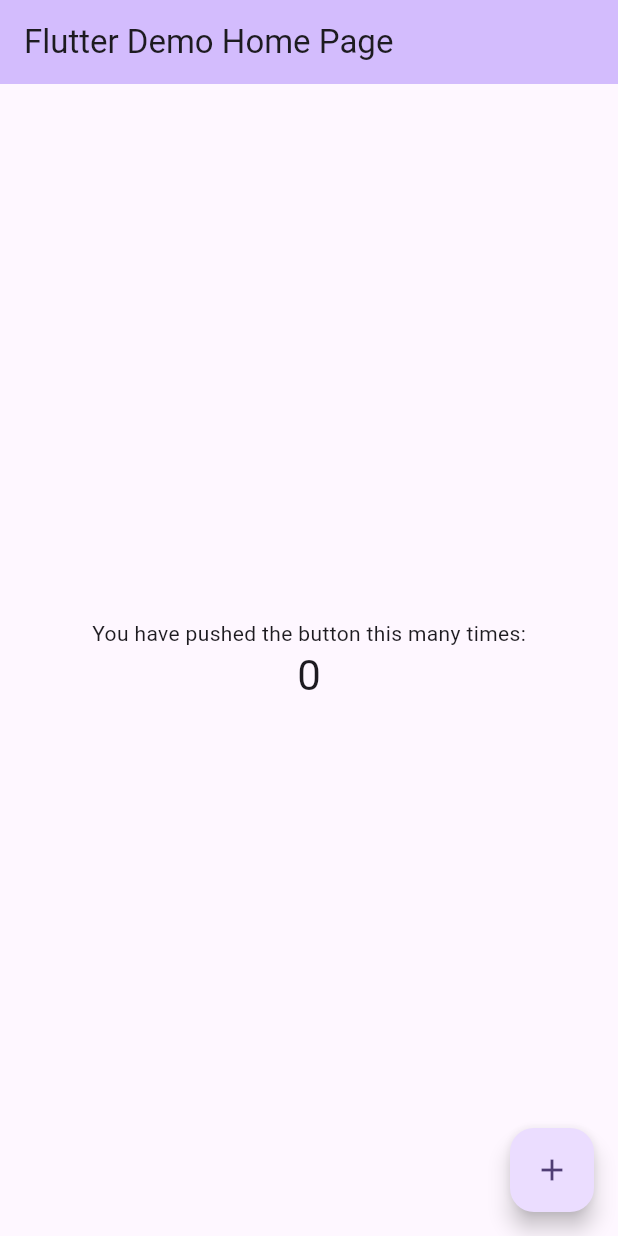
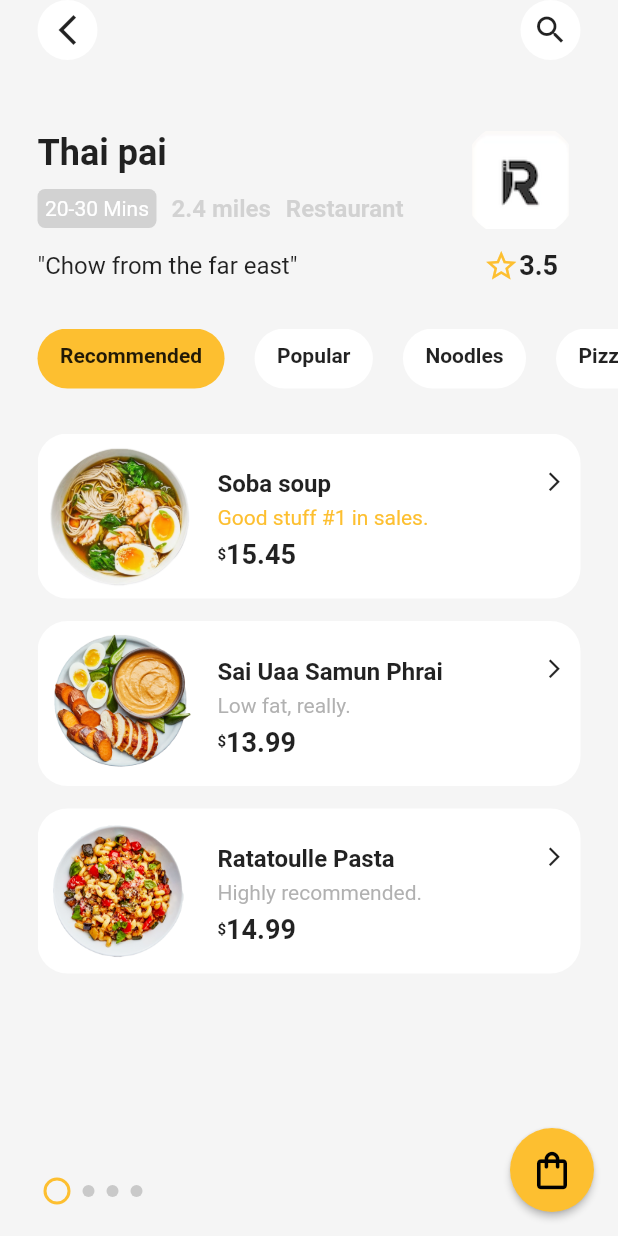
Before and after one commit to ronhjorth/chow_hound_app, a Flutter app: the screen it shows after launch, on a phone screen of 412 x 824 dp. Run offline on Flutter 3.47's test engine with Material 2 defaults, Android fonts, the light colour scheme and no system bars; drawn by our look-alikes of smooth_page_indicator.

Commit message:
Getting models, views into place

```diff
--- /dev/null
+++ b/lib/constants/colors.dart
@@ -0,0 +1,4 @@
+import 'package:flutter/material.dart';
+
+const Color kBackground = Color(0xFFF5F5F5);
+const Color kPrimaryColor = Color(0xFFFDBF30);
--- a/lib/main.dart
+++ b/lib/main.dart
@@ -1,4 +1,6 @@
 import 'package:flutter/material.dart';
+import 'package:flutter/services.dart';
+import 'package:chow_hound_app/views/home/home.dart';
 
 void main() {
   runApp(const MyApp());
@@ -10,116 +12,13 @@ class MyApp extends StatelessWidget {
   // This widget is the root of your application.
   @override
   Widget build(BuildContext context) {
-    return MaterialApp(
-      title: 'Flutter Demo',
-      theme: ThemeData(
-        // This is the theme of your application.
-        //
-        // TRY THIS: Try running your application with "flutter run". You'll see
-        // the application has a blue toolbar. Then, without quitting the app,
-        // try changing the seedColor in the colorScheme below to Colors.green
-        // and then invoke "hot reload" (save your changes or press the "hot
-        // reload" button in a Flutter-supported IDE, or press "r" if you used
-        // the command line to start the app).
-        //
-        // Notice that the counter didn't reset back to zero; the application
-        // state is not lost during the reload. To reset the state, use hot
-        // restart instead.
-        //
-        // This works for code too, not just values: Most code changes can be
-        // tested with just a hot reload.
-        colorScheme: ColorScheme.fromSeed(seedColor: Colors.deepPurple),
-        useMaterial3: true,
-      ),
-      home: const MyHomePage(title: 'Flutter Demo Home Page'),
+    SystemChrome.setSystemUIOverlayStyle(const SystemUiOverlayStyle(
+      statusBarColor: Colors.transparent,
+    ));
+    return const MaterialApp(
+      debugShowCheckedModeBanner: false,
+      title: 'Food Delivery App',
+      home: HomePage(),
     );
   }
 }
-
-class MyHomePage extends StatefulWidget {
-  const MyHomePage({super.key, required this.title});
-
-  // This widget is the home page of your application. It is stateful, meaning
-  // that it has a State object (defined below) that contains fields that affect
-  // how it looks.
-
-  // This class is the configuration for the state. It holds the values (in this
-  // case the title) provided by the parent (in this case the App widget) and
-  // used by the build method of the State. Fields in a Widget subclass are
-  // always marked "final".
-
-  final String title;
-
-  @override
-  State<MyHomePage> createState() => _MyHomePageState();
-}
-
-class _MyHomePageState extends State<MyHomePage> {
-  int _counter = 0;
-
-  void _incrementCounter() {
-    setState(() {
-      // This call to setState tells the Flutter framework that something has
-      // changed in this State, which causes it to rerun the build method below
-      // so that the display can reflect the updated values. If we changed
-      // _counter without calling setState(), then the build method would not be
-      // called again, and so nothing would appear to happen.
-      _counter++;
-    });
-  }
-
-  @override
-  Widget build(BuildContext context) {
-    // This method is rerun every time setState is called, for instance as done
-    // by the _incrementCounter method above.
-    //
-    // The Flutter framework has been optimized to make rerunning build methods
-    // fast, so that you can just rebuild anything that needs updating rather
-    // than having to individually change instances of widgets.
-    return Scaffold(
-      appBar: AppBar(
-        // TRY THIS: Try changing the color here to a specific color (to
-        // Colors.amber, perhaps?) and trigger a hot reload to see the AppBar
-        // change color while the other colors stay the same.
-        backgroundColor: Theme.of(context).colorScheme.inversePrimary,
-        // Here we take the value from the MyHomePage object that was created by
-        // the App.build method, and use it to set our appbar title.
-        title: Text(widget.title),
-      ),
-      body: Center(
-        // Center is a layout widget. It takes a single child and positions it
-        // in the middle of the parent.
-        child: Column(
-          // Column is also a layout widget. It takes a list of children and
-          // arranges them vertically. By default, it sizes itself to fit its
-          // children horizontally, and tries to be as tall as its parent.
-          //
-          // Column has various properties to control how it sizes itself and
-          // how it positions its children. Here we use mainAxisAlignment to
-          // center the children vertically; the main axis here is the vertical
-          // axis because Columns are vertical (the cross axis would be
-          // horizontal).
-          //
-          // TRY THIS: Invoke "debug painting" (choose the "Toggle Debug Paint"
-          // action in the IDE, or press "p" in the console), to see the
-          // wireframe for each widget.
-          mainAxisAlignment: MainAxisAlignment.center,
-          children: <Widget>[
-            const Text(
-              'You have pushed the button this many times:',
-            ),
-            Text(
-              '$_counter',
-              style: Theme.of(context).textTheme.headlineMedium,
-            ),
-          ],
-        ),
-      ),
-      floatingActionButton: FloatingActionButton(
-        onPressed: _incrementCounter,
-        tooltip: 'Increment',
-        child: const Icon(Icons.add),
-      ), // This trailing comma makes auto-formatting nicer for build methods.
-    );
-  }
-}
--- /dev/null
+++ b/lib/models/food.dart
@@ -0,0 +1,107 @@
+class Food {
+  String imgURL;
+  String description;
+  String name;
+  String waitTime;
+  num score;
+  num price;
+  String calories;
+  num quantity;
+  List<Map<String, String>> ingredients;
+  String about;
+  bool highlight;
+
+  Food(this.imgURL, this.description, this.name, this.waitTime, this.score,
+      this.price, this.calories, this.quantity, this.ingredients, this.about,
+      {this.highlight = false});
+
+  static List<Food> generateRecommendedFood() {
+    return [
+      Food(
+          'assets/images/dish1.png',
+          'Good stuff #1 in sales.',
+          'Soba soup',
+          '50 mins',
+          1,
+          15.45,
+          '1200',
+          2,
+          [
+            //List of ingredeance
+            {'Eggs': 'assets/images/ingre3.png'},
+            {'Scallion': 'assets/images/ingre4.png'},
+          ],
+          'Simpley Put, roman noodles.',
+          highlight: true),
+      Food(
+          'assets/images/dish2.png', //ImgUrl
+          'Low fat, really.', //desc
+          'Sai Uaa Samun Phrai', //name
+          '30 mins', //waitTime
+          4.8, //score
+          13.99, //price
+          '1200 cals', //calories
+          1, //quantity
+          [
+            //List of ingredeance
+            {'Eggs': 'assets/images/ingre3.png'},
+            {'Scallion': 'assets/images/ingre4.png'},
+          ],
+          'Simpley Put, roman noodles.', //About
+          highlight: false),
+      Food(
+          'assets/images/dish3.png', //ImgUrl
+          'Highly recommended.', //desc
+          'Ratatoulle Pasta', //name
+          '20 mins', //waitTime
+          4.8, //score
+          14.99, //price
+          '1500 cals', //calories
+          1, //quantity
+          [
+            //List of ingredeance
+            {'Eggs': 'assets/images/ingre3.png'},
+            {'Scallion': 'assets/images/ingre4.png'},
+          ],
+          'Simpley Put, roman noodles.', //About
+          highlight: false),
+    ];
+  }
+
+  static List<Food> generatePopularFoods() {
+    return [
+      Food(
+          'assets/images/dish3.png',
+          'Good stuff #1 in sales.',
+          'Soba soup',
+          '50 mins',
+          1,
+          15.45,
+          '1200',
+          2,
+          [
+            //List of ingredeance
+            {'Eggs': 'assets/images/ingre3.png'},
+            {'Scallion': 'assets/images/ingre4.png'},
+          ],
+          'Simpley Put, roman noodles.',
+          highlight: true),
+      Food(
+          'assets/images/dish4.png', //ImgUrl
+          'Low fat, really.', //desc
+          'Sai Uaa Samun Phrai', //name
+          '30 mins', //waitTime
+          4.8, //score
+          13.99, //price
+          '1200 cals', //calories
+          1, //quantity
+          [
+            //List of ingredeance
+            {'Eggs': 'assets/images/ingre3.png'},
+            {'Scallion': 'assets/images/ingre4.png'},
+          ],
+          'Simpley Put, roman noodles.', //About
+          highlight: true),
+    ];
+  }
+}
--- /dev/null
+++ b/lib/models/restaurant.dart
@@ -0,0 +1,25 @@
+import 'food.dart';
+
+class Restaurant {
+  String name;
+  String waitTime;
+  String distance;
+  String label;
+  String logoUrl;
+  String description;
+  num score;
+  Map<String, List<Food>> menu;
+
+  Restaurant(this.name, this.waitTime, this.distance, this.label, this.logoUrl,
+      this.description, this.score, this.menu);
+
+  static Restaurant generateRestaurant() {
+    return Restaurant('Thai pai', '20-30 Mins', '2.4 miles', 'Restaurant',
+        'assets/images/res_logo.png', 'Chow from the far east', 3.5, {
+      'Recommended': Food.generateRecommendedFood(),
+      'Popular': Food.generatePopularFoods(),
+      'Noodles': [],
+      'Pizza': [],
+    });
+  }
+}
--- /dev/null
+++ b/lib/views/home/home.dart
@@ -0,0 +1,89 @@
+import 'package:flutter/material.dart';
+import 'package:smooth_page_indicator/smooth_page_indicator.dart';
+import 'package:chow_hound_app/models/restaurant.dart';
+import 'package:chow_hound_app/views/home/widget/food_list.dart';
+import 'package:chow_hound_app/views/home/widget/food_list_view.dart';
+import '../../constants/colors.dart';
+import '../../widgets/custom_app_bar.dart';
+import 'widget/restaurant_info.dart';
+
+class HomePage extends StatefulWidget {
+  const HomePage({super.key});
+  @override
+  HomePageState createState() => HomePageState();
+}
+
+class HomePageState extends State<HomePage> {
+  var selected = 0;
+  final pageController = PageController();
+  final restaurant = Restaurant.generateRestaurant();
+
+  @override
+  Widget build(BuildContext context) {
+    return Scaffold(
+      backgroundColor: kBackground,
+      body: Column(
+        crossAxisAlignment: CrossAxisAlignment.start,
+        children: [
+          const CustomAppBar(
+            Icons.arrow_back_ios_new_outlined,
+            Icons.search_outlined,
+          ),
+          RestaurantInfo(),
+          FoodList(selected, (int index) {
+            setState(() {
+              selected = index;
+            });
+            pageController.jumpToPage(index);
+          }, restaurant),
+          Expanded(
+            child: FoodListView(
+              selected,
+              (int index) {
+                setState(() {
+                  selected = index;
+                });
+              },
+              pageController,
+              restaurant,
+            ),
+          ),
+          Container(
+              padding: const EdgeInsets.symmetric(horizontal: 25),
+              height: 60,
+              child: SmoothPageIndicator(
+                controller: pageController,
+                count: restaurant.menu.length,
+                effect: CustomizableEffect(
+                    dotDecoration: DotDecoration(
+                      width: 8,
+                      height: 8,
+                      color: Colors.grey.withOpacity(0.5),
+                      borderRadius: BorderRadius.circular(8),
+                    ),
+                    activeDotDecoration: DotDecoration(
+                        width: 10,
+                        height: 10,
+                        color: kBackground,
+                        borderRadius: BorderRadius.circular(10),
+                        dotBorder: const DotBorder(
+                          color: kPrimaryColor,
+                          padding: 2,
+                          width: 2,
+                        ))),
+                onDotClicked: (index) => pageController.jumpToPage(index),
+              ))
+        ],
+      ),
+      floatingActionButton: FloatingActionButton(
+          onPressed: () {},
+          backgroundColor: kPrimaryColor,
+          elevation: 2,
+          child: const Icon(
+            Icons.shopping_bag_outlined,
+            color: Colors.black,
+            size: 30,
+          )),
+    );
+  }
+}
--- /dev/null
+++ b/lib/views/home/widget/food_item.dart
@@ -0,0 +1,84 @@
+import 'package:flutter/material.dart';
+import 'package:chow_hound_app/constants/colors.dart';
+import '../../../models/food.dart';
+
+class FoodItem extends StatelessWidget {
+  final Food food;
+  const FoodItem(this.food, {super.key});
+
+  @override
+  Widget build(BuildContext context) {
+    return Container(
+      height: 110,
+      decoration: BoxDecoration(
+          color: Colors.white, borderRadius: BorderRadius.circular(20)),
+      child: Row(children: [
+        Container(
+          padding: const EdgeInsets.all(5),
+          width: 110,
+          height: 110,
+          child: Image.asset(
+            food.imgURL,
+            fit: BoxFit.fitHeight,
+          ),
+        ),
+        Expanded(
+            child: Container(
+                padding: const EdgeInsets.only(
+                  top: 20,
+                  left: 10,
+                  right: 10,
+                ),
+                child: Column(
+                  crossAxisAlignment: CrossAxisAlignment.start,
+                  children: [
+                    Row(
+                      mainAxisAlignment: MainAxisAlignment.spaceBetween,
+                      children: [
+                        Text(
+                          food.name,
+                          style: const TextStyle(
+                            fontSize: 16,
+                            fontWeight: FontWeight.bold,
+                            height: 1.5,
+                          ),
+                        ),
+                        const Icon(
+                          Icons.arrow_forward_ios_outlined,
+                          size: 15,
+                        )
+                      ],
+                    ),
+                    Text(
+                      food.description,
+                      style: TextStyle(
+                          color: food.highlight
+                              ? kPrimaryColor
+                              : Colors.grey.withOpacity(0.8),
+                          height: 1.5),
+                    ),
+                    const SizedBox(
+                      height: 5,
+                    ),
+                    Row(children: [
+                      const Text(
+                        '\$',
+                        style: TextStyle(
+                          fontSize: 10,
+                          fontWeight: FontWeight.bold,
+                        ),
+                      ),
+                      Text(
+                        '${food.price}',
+                        style: const TextStyle(
+                          fontSize: 18,
+                          fontWeight: FontWeight.bold,
+                        ),
+                      )
+                    ])
+                  ],
+                )))
+      ]),
+    );
+  }
+}
--- /dev/null
+++ b/lib/views/home/widget/food_list.dart
@@ -0,0 +1,41 @@
+import 'package:flutter/material.dart';
+import 'package:chow_hound_app/constants/colors.dart';
+import '../../../models/restaurant.dart';
+
+class FoodList extends StatelessWidget {
+  final int selectedListItem;
+  final Function callback;
+  final Restaurant restaurant;
+
+  const FoodList(this.selectedListItem, this.callback, this.restaurant,
+      {super.key});
+
+  @override
+  Widget build(BuildContext context) {
+    final catagory = restaurant.menu.keys.toList();
+    return Container(
+      height: 100,
+      padding: const EdgeInsets.symmetric(vertical: 30),
+      child: ListView.separated(
+          padding: const EdgeInsets.symmetric(horizontal: 25),
+          scrollDirection: Axis.horizontal,
+          itemBuilder: (context, index) => GestureDetector(
+              onTap: () => callback(index),
+              child: Container(
+                padding:
+                    const EdgeInsets.symmetric(vertical: 10, horizontal: 15),
+                decoration: BoxDecoration(
+                  borderRadius: BorderRadius.circular(20),
+                  color:
+                      selectedListItem == index ? kPrimaryColor : Colors.white,
+                ),
+                child: Text(catagory[index],
+                    style: const TextStyle(
+                      fontWeight: FontWeight.bold,
+                    )),
+              )),
+          separatorBuilder: (_, index) => const SizedBox(width: 20),
+          itemCount: catagory.length),
+    );
+  }
+}
--- /dev/null
+++ b/lib/views/home/widget/food_list_view.dart
@@ -0,0 +1,33 @@
+import 'package:flutter/material.dart';
+import '../../../models/restaurant.dart';
+import 'food_item.dart';
+
+class FoodListView extends StatelessWidget {
+  final int selected;
+  final Function callback;
+  final PageController pageController;
+  final Restaurant restaurant;
+
+  const FoodListView(
+      this.selected, this.callback, this.pageController, this.restaurant, {super.key});
+
+  @override
+  Widget build(BuildContext context) {
+    final category = restaurant.menu.keys.toList();
+
+    return Container(
+      padding: const EdgeInsets.symmetric(horizontal: 25),
+      child: PageView(
+          controller: pageController,
+          onPageChanged: (index) => callback(index),
+          children: category
+              .map((e) => ListView.separated(
+                  padding: EdgeInsets.zero,
+                  itemBuilder: (context, index) =>
+                      FoodItem(restaurant.menu[category[selected]]![index]),
+                  separatorBuilder: (_, index) => const SizedBox(height: 15),
+                  itemCount: restaurant.menu[category[selected]]!.length))
+              .toList()),
+    );
+  }
+}
--- /dev/null
+++ b/lib/views/home/widget/restaurant_info.dart
@@ -0,0 +1,96 @@
+import 'package:flutter/material.dart';
+import 'package:chow_hound_app/constants/colors.dart';
+import '../../../models/restaurant.dart';
+
+class RestaurantInfo extends StatelessWidget {
+  //const RestaurantInfo({super.key});
+  final restaurant = Restaurant.generateRestaurant();
+
+  RestaurantInfo({super.key});
+
+  @override
+  Widget build(BuildContext context) {
+    return Container(
+      margin: const EdgeInsets.only(top: 40),
+      padding: const EdgeInsets.symmetric(horizontal: 25),
+      child: Column(
+        children: [
+          Row(
+            mainAxisAlignment: MainAxisAlignment.spaceBetween,
+            children: [
+              Column(
+                crossAxisAlignment: CrossAxisAlignment.start,
+                children: [
+                  Text(
+                    restaurant.name,
+                    style: const TextStyle(
+                      fontSize: 24,
+                      fontWeight: FontWeight.bold,
+                    ),
+                  ),
+                  const SizedBox(height: 10),
+                  Row(
+                    children: [
+                      Container(
+                        padding: const EdgeInsets.all(5),
+                        decoration: BoxDecoration(
+                          color: Colors.grey.withOpacity(0.4),
+                          borderRadius: BorderRadius.circular(5),
+                        ),
+                        child: Text(restaurant.waitTime,
+                            style: const TextStyle(
+                              color: Colors.white,
+                            )),
+                      ),
+                      const SizedBox(
+                        width: 10,
+                      ),
+                      Text(restaurant.distance,
+                          style: TextStyle(
+                              fontSize: 16,
+                              fontWeight: FontWeight.bold,
+                              color: Colors.grey.withOpacity(0.4))),
+                      const SizedBox(
+                        width: 10,
+                      ),
+                      Text(restaurant.label,
+                          style: TextStyle(
+                              fontSize: 16,
+                              fontWeight: FontWeight.bold,
+                              color: Colors.grey.withOpacity(0.4))),
+                    ],
+                  ),
+                ],
+              ),
+              ClipRRect(
+                borderRadius: BorderRadius.circular(50),
+                child: Image.asset(restaurant.logoUrl, width: 80),
+              ),
+            ],
+          ),
+          const SizedBox(height: 5),
+          Row(
+            mainAxisAlignment: MainAxisAlignment.spaceBetween,
+            children: [
+              Text(
+                '"${restaurant.description}"',
+                style: const TextStyle(fontSize: 16),
+              ),
+              Row(
+                children: [
+                  const Icon(Icons.star_outline, color: kPrimaryColor),
+                  Text('${restaurant.score}',
+                      style: const TextStyle(
+                        fontSize: 18,
+                        fontWeight: FontWeight.bold,
+                      )),
+                  const SizedBox(width: 15),
+                ],
+              )
+            ],
+          ),
+        ],
+      ),
+    );
+  }
+}
--- /dev/null
+++ b/lib/widgets/custom_app_bar.dart
@@ -0,0 +1,40 @@
+import 'package:flutter/material.dart';
+
+class CustomAppBar extends StatelessWidget {
+  final IconData leftIcon;
+  final IconData rightIcon;
+  final Function? leftCallBack;
+  const CustomAppBar(this.leftIcon, this.rightIcon, {super.key, this.leftCallBack});
+
+  @override
+  Widget build(BuildContext context) {
+    return Container(
+      padding: EdgeInsets.only(
+        top: MediaQuery.of(context).padding.top,
+        left: 25,
+        right: 25,
+      ),
+      child: Row(
+        mainAxisAlignment: MainAxisAlignment.spaceBetween,
+        children: [
+          GestureDetector(
+            onTap: leftCallBack != null ? () => leftCallBack : null,
+            child: _buildIcon(leftIcon),
+          ),
+          _buildIcon(rightIcon),
+        ],
+      ),
+    );
+  }
+
+  Widget _buildIcon(IconData icon) {
+    return Container(
+      padding: const EdgeInsets.all(8),
+      decoration: const BoxDecoration(
+        shape: BoxShape.circle,
+        color: Colors.white,
+      ),
+      child: Icon(icon),
+    );
+  }
+}
--- a/pubspec.yaml
+++ b/pubspec.yaml
@@ -35,6 +35,7 @@ dependencies:
   # The following adds the Cupertino Icons font to your application.
   # Use with the CupertinoIcons class for iOS style icons.
   cupertino_icons: ^1.0.2
+  smooth_page_indicator: ^1.1.0
 
 dev_dependencies:
   flutter_test:
@@ -59,8 +60,8 @@ flutter:
   uses-material-design: true
 
   # To add assets to your application, add an assets section, like this:
-  # assets:
-  #   - images/a_dot_burr.jpeg
+  assets:
+  - assets/images/
   #   - images/a_dot_ham.jpeg
 
   # An image asset can refer to one or more resolution-specific "variants", see
```
Also changed, not shown: assets/images/dish1.png (added), assets/images/dish2.png (added), assets/images/dish3.png (added), assets/images/dish4.png (added), assets/images/ingre1.png (added), assets/images/ingre2.png (added), assets/images/ingre3.png (added), assets/images/ingre4.png (added), assets/images/res_logo.png (added), pubspec.lock.
